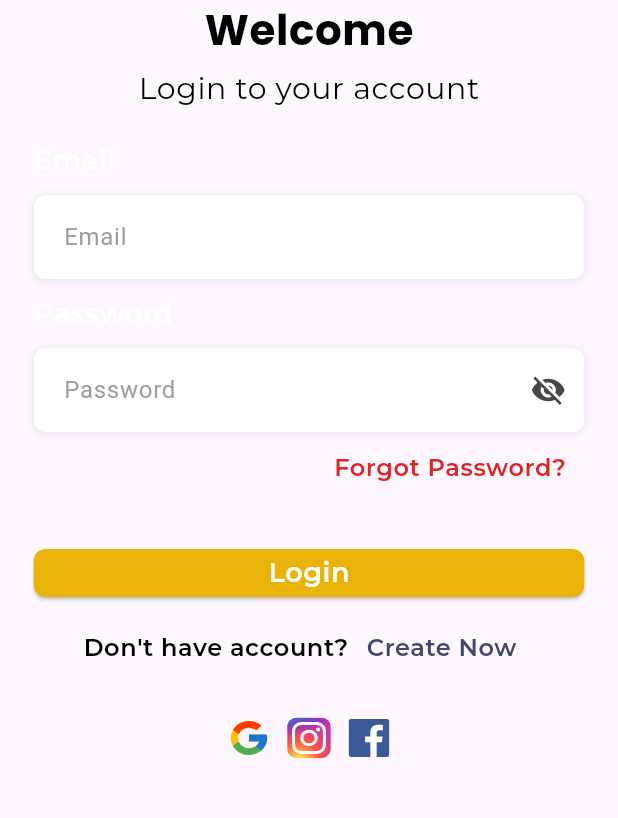
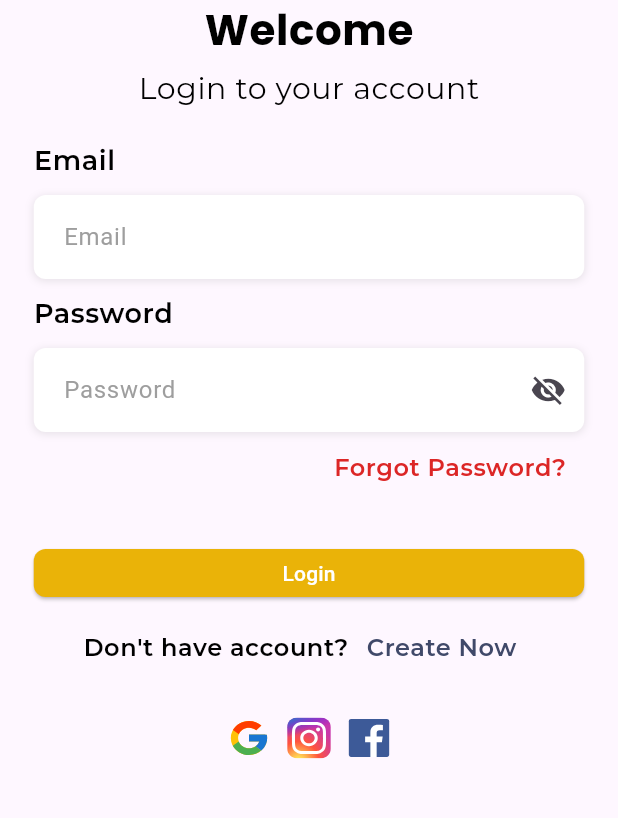
Before and after one commit to Capstone-Project-Alterra-Kelompok-8/e-complaint-mobile, a Flutter app: the LoginScreen screen opened directly, on a phone screen of 412 x 824 dp, the part 396-1214 px from its top. Run offline on Flutter 3.47's test engine with Material 3 defaults, Android fonts, the phone set to English and light mode, and no system bars; our stand-ins replace flutter_svg, gap, google_fonts.

Commit message:
refactor : login

```diff
--- /dev/null
+++ b/e_complaint_app/lib/app_route.dart
@@ -0,0 +1,17 @@
+import 'package:e_complaint_app/views/screens/auth/create_new_password_screen.dart';
+import 'package:e_complaint_app/views/screens/auth/login_screen.dart';
+import 'package:e_complaint_app/views/screens/auth/register/register.dart';
+import 'package:e_complaint_app/views/screens/auth/register/verifikasi_link.dart';
+import 'package:e_complaint_app/views/screens/news/news_screen.dart';
+import 'package:flutter/material.dart';
+
+class AppRoute {
+  static final Map<String, WidgetBuilder> routes = {
+    '/login' : (context) => LoginScreen(),
+    '/register' : (context) => RegisterScreen(),
+    '/verifikasi_link' : (context) => VerifikasiLink(),
+    '/new_password' : (context) => NewPasswordScreen(),
+    '/news' :(context) => NewsScreen(),
+  };
+
+}
--- a/e_complaint_app/lib/constants/text_collections.dart
+++ b/e_complaint_app/lib/constants/text_collections.dart
@@ -21,7 +21,7 @@ class LoginTextCollections {
   static TextStyle headingThree = GoogleFonts.montserrat(
     fontSize: 18.0,
     fontWeight: FontWeight.w600,
-    color: ColorCollections.textSecondaryColor,
+    color: ColorCollections.textPrimaryColor,
     letterSpacing: 0.4,
 
   );
@@ -42,11 +42,13 @@ class LoginTextCollections {
 
   );
 
-  static TextStyle headingSix = GoogleFonts.montserrat(
+  static TextStyle createNow = GoogleFonts.montserrat(
     fontSize: 16.0,
     fontWeight: FontWeight.w600,
     color: ColorCollections.textCreateNow,
     letterSpacing: 0.4,
 
   );
+
+
 }
--- /dev/null
+++ b/e_complaint_app/lib/controllers/auth_controller.dart
@@ -0,0 +1,6 @@
+import 'package:flutter/widgets.dart';
+import 'package:provider/provider.dart';
+
+class AuthController extends ChangeNotifier{
+
+}
--- /dev/null
+++ b/e_complaint_app/lib/views/components/app_bar.dart
@@ -0,0 +1,6 @@
+import 'package:flutter/material.dart';
+
+
+class AppBar {
+
+}
--- a/e_complaint_app/lib/screens/auth/create_new_password_screen.dart
+++ b/e_complaint_app/lib/views/screens/auth/create_new_password_screen.dart
@@ -24,7 +24,7 @@ class _NewPasswordScreenState extends State<NewPasswordScreen> {
                   width: 227,
                   height: 227,
                   child: Center(
-                      child: Image(
+                    child: Image(
                     image: AssetImage('assets/images/logo.png'),
                     fit: BoxFit.fill,
                   )),
--- a/e_complaint_app/lib/screens/auth/login_screen.dart
+++ b/e_complaint_app/lib/views/screens/auth/login_screen.dart
@@ -12,11 +12,8 @@ class LoginScreen extends StatefulWidget {
 
 class _LoginScreenState extends State<LoginScreen> {
   TextEditingController emailController = TextEditingController();
-
   TextEditingController passwordController = TextEditingController();
-
   GlobalKey<FormState> formKey = GlobalKey<FormState>();
-
   bool isVisible = false;
 
   @override
@@ -110,7 +107,7 @@ class _LoginScreenState extends State<LoginScreen> {
                   ),
                   child: TextFormField(
                     controller: passwordController,
-                    obscureText: isVisible!,
+                    obscureText: !isVisible,
                     decoration: InputDecoration(
                       contentPadding: const EdgeInsets.all(16),
                       hintText: 'Password',
@@ -140,6 +137,7 @@ class _LoginScreenState extends State<LoginScreen> {
                   alignment: Alignment.centerRight,
                   child: TextButton(
                     onPressed: () {
+                      Navigator.pushNamed(context, '/forgotPassword');
                     },
                     child: Text(
                       'Forgot Password?',
@@ -158,11 +156,16 @@ class _LoginScreenState extends State<LoginScreen> {
                           borderRadius: BorderRadius.circular(8.0),
 
                         ),
+
                       ),
                     onPressed: (){},
                     child: Text(
                       'Login',
-                      style: LoginTextCollections.headingThree,
+                      style: TextStyle(
+                        color: Colors.white,
+                      ),
+
+
 
 
                     )),
@@ -177,10 +180,11 @@ class _LoginScreenState extends State<LoginScreen> {
                     ),
                     TextButton(
                       onPressed: () {
+                        Navigator.pushNamed(context, '/register');
                       },
                       child: Text(
                         'Create Now',
-                        style: LoginTextCollections.headingSix,
+                        style: LoginTextCollections.createNow,
                       ),
                     ),
                   ],
--- a/e_complaint_app/lib/screens/auth/register/verifikasi_link.dart
+++ b/e_complaint_app/lib/views/screens/auth/register/verifikasi_link.dart
@@ -12,7 +12,7 @@ class VerifikasiLink extends StatelessWidget {
           children: [
             // Logo SVG
             Image.asset(
-              'assets/logo.png',
+              'assets/images/logo.png',
               height: 200,
             ),
             const SizedBox(height: 20),
```
Also changed, not shown: e_complaint_app/lib/main.dart (+9 -5 lines), e_complaint_app/lib/views/screens/auth/register/register.dart (renamed from e_complaint_app/lib/screens/auth/register/register.dart, +38 -33 lines), e_complaint_app/lib/views/screens/news/news_screen.dart (added, +15 -0 lines), e_complaint_app/lib/services/login_service.dart (added), 1 other file.
